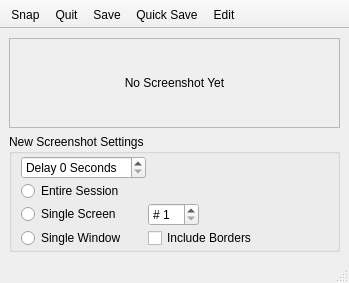
Before: the Qt Designer form lumina-screenshot/MainUI.ui in lumina-desktop/lumina, drawn with Qt 5.
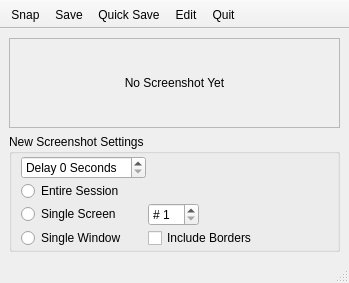
After: the same form once the commit is applied.

```diff
--- a/lumina-screenshot/MainUI.ui
+++ b/lumina-screenshot/MainUI.ui
@@ -155,10 +155,10 @@
     <bool>false</bool>
    </attribute>
    <addaction name="actionNew"/>
-   <addaction name="actionQuit"/>
    <addaction name="actionSave"/>
    <addaction name="actionquicksave"/>
    <addaction name="actionEdit"/>
+   <addaction name="actionQuit"/>
  </widget>
   <action name="actionSave">
    <property name="text">
```
